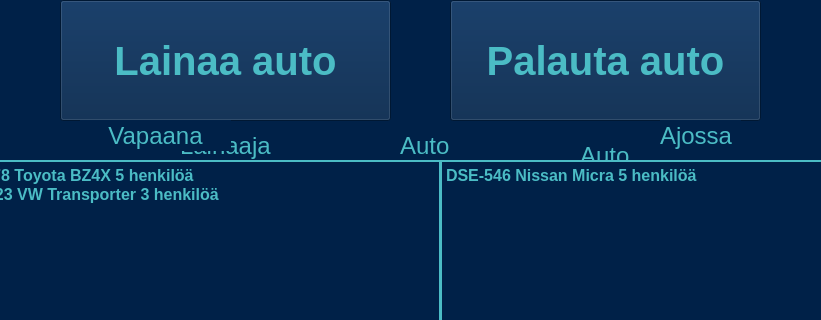
First picture: the form in user.ui, repository HennaSalla/Autolainaus_Asiakas, before the edit; both pictures show x 230 to 1051 and y 0 to 320 of the 1366 by 768 pixel window.
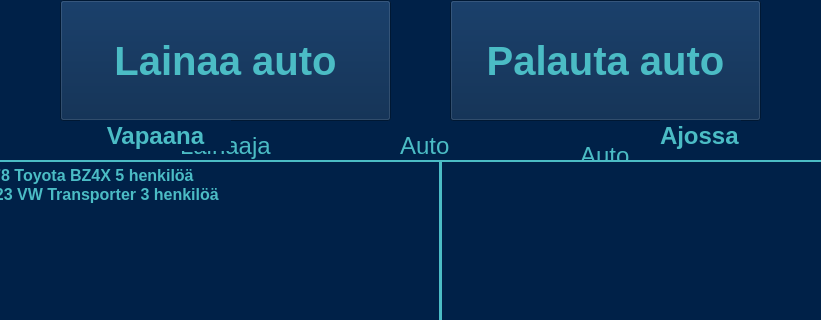
Second picture: the form after the edit. Icons and pictures are not drawn.

```diff
--- a/user.ui
+++ b/user.ui
@@ -455,6 +455,7 @@
     <property name="font">
      <font>
       <pointsize>18</pointsize>
+      <bold>true</bold>
      </font>
     </property>
     <property name="styleSheet">
@@ -479,6 +480,7 @@
     <property name="font">
      <font>
       <pointsize>18</pointsize>
+      <bold>true</bold>
      </font>
     </property>
     <property name="styleSheet">
@@ -602,8 +604,7 @@
      <number>3</number>
     </property>
     <property name="plainText">
-     <string>DSE-546 Nissan Micra 5 henkilöä
-</string>
+     <string/>
     </property>
    </widget>
    <widget class="QLabel" name="registerLabel">
```
Left out of the diff: 18 changed lines with no effect on the pictures.
